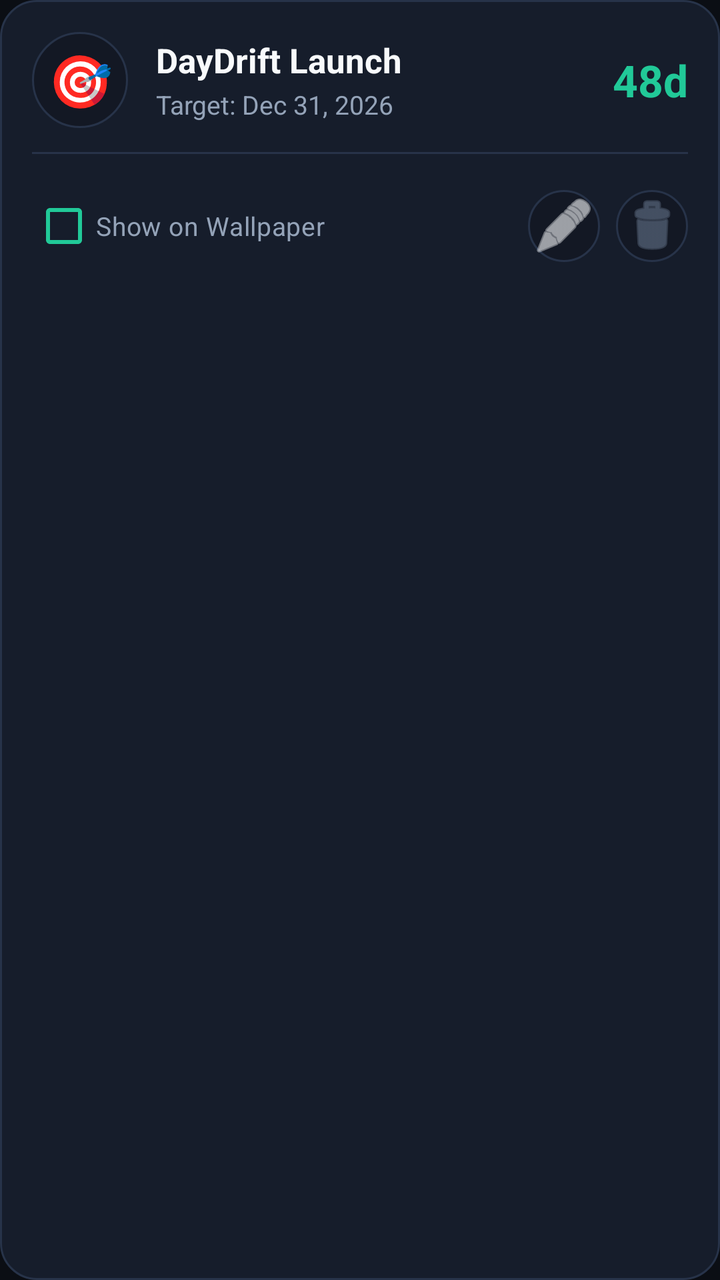
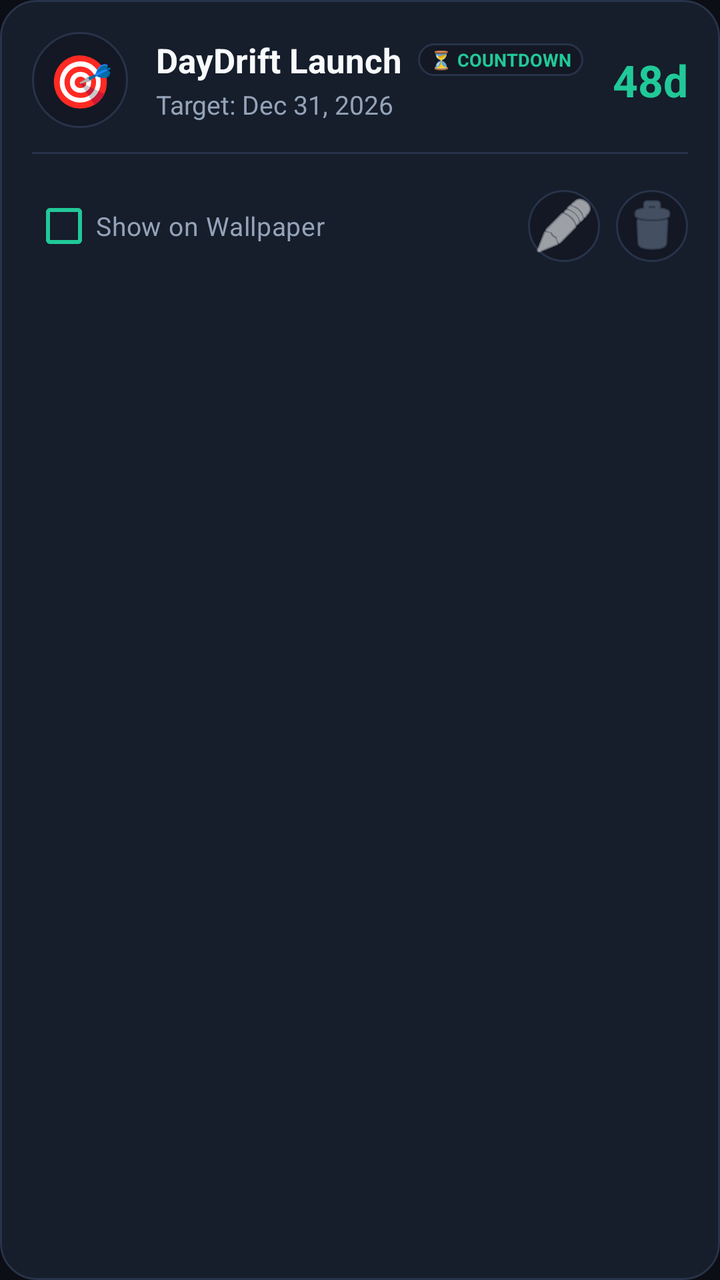

Compare the two renders of this Android layout. The source of the first and the diff that turns it into the second are given below.
<!-- AndroidManifest.xml: application theme Theme.DayDrift -->
<!-- res/layout/item_counter.xml -->
<?xml version="1.0" encoding="utf-8"?>
<LinearLayout xmlns:android="http://schemas.android.com/apk/res/android"
    xmlns:app="http://schemas.android.com/apk/res-auto"
    android:layout_width="match_parent"
    android:layout_height="wrap_content"
    android:orientation="vertical"
    android:background="@drawable/bg_card"
    android:padding="16dp"
    android:layout_marginBottom="12dp">

    <LinearLayout
        android:layout_width="match_parent"
        android:layout_height="wrap_content"
        android:orientation="horizontal"
        android:gravity="center_vertical">

        <TextView
            android:id="@+id/itemEmoji"
            android:layout_width="48dp"
            android:layout_height="48dp"
            android:text="🎯"
            android:textSize="26sp"
            android:gravity="center"
            android:background="@drawable/bg_pill" />

        <LinearLayout
            android:layout_width="0dp"
            android:layout_height="wrap_content"
            android:layout_weight="1"
            android:orientation="vertical"
            android:layout_marginStart="14dp">

            <TextView
                android:id="@+id/itemTitle"
                android:layout_width="wrap_content"
                android:layout_height="wrap_content"
                android:text="DayDrift Launch"
                android:textColor="@color/text_primary"
                android:textSize="17sp"
                android:textStyle="bold" />

            <TextView
                android:id="@+id/itemTargetDate"
                android:layout_width="wrap_content"
                android:layout_height="wrap_content"
                android:text="Target: Dec 31, 2026"
                android:textColor="@color/text_secondary"
                android:textSize="13sp"
                android:layout_marginTop="2dp" />
        </LinearLayout>

        <TextView
            android:id="@+id/itemRemaining"
            android:layout_width="wrap_content"
            android:layout_height="wrap_content"
            android:text="48d"
            android:textColor="@color/primary"
            android:textSize="22sp"
            android:textStyle="bold" />
    </LinearLayout>

    <View
        android:layout_width="match_parent"
        android:layout_height="1dp"
        android:background="@color/border_card"
        android:layout_marginTop="12dp"
        android:layout_marginBottom="12dp" />

    <LinearLayout
        android:layout_width="match_parent"
        android:layout_height="wrap_content"
        android:orientation="horizontal"
        android:gravity="center_vertical">

        <com.google.android.material.checkbox.MaterialCheckBox
            android:id="@+id/checkShowOnWallpaper"
            android:layout_width="wrap_content"
            android:layout_height="wrap_content"
            android:text="Show on Wallpaper"
            android:textColor="@color/text_secondary"
            android:textSize="13sp"
            app:buttonTint="@color/primary" />

        <View
            android:layout_width="0dp"
            android:layout_height="0dp"
            android:layout_weight="1" />

        <ImageButton
            android:id="@+id/btnEdit"
            android:layout_width="36dp"
            android:layout_height="36dp"
            android:background="@drawable/bg_pill"
            android:src="@android:drawable/ic_menu_edit"
            app:tint="@color/text_primary"
            android:layout_marginEnd="8dp" />

        <ImageButton
            android:id="@+id/btnDelete"
            android:layout_width="36dp"
            android:layout_height="36dp"
            android:background="@drawable/bg_pill"
            android:src="@android:drawable/ic_menu_delete"
            app:tint="@color/text_muted" />
    </LinearLayout>
</LinearLayout>
<!-- resources referenced by this layout -->
<resources>
  <color name="border_card">#273349</color>
  <color name="primary">#21C998</color>
  <color name="text_muted">#64748B</color>
  <color name="text_primary">#F8FAFC</color>
  <color name="text_secondary">#94A3B8</color>
  <!-- drawable bg_card (drawable) -->
  <?xml version="1.0" encoding="utf-8"?>
  <shape xmlns:android="http://schemas.android.com/apk/res/android"
      android:shape="rectangle">
      <solid android:color="@color/bg_surface_card" />
      <stroke android:width="1dp" android:color="@color/border_card" />
      <corners android:radius="18dp" />
  </shape>
  <!-- drawable bg_pill (drawable) -->
  <?xml version="1.0" encoding="utf-8"?>
  <shape xmlns:android="http://schemas.android.com/apk/res/android"
      android:shape="rectangle">
      <solid android:color="@color/bg_surface" />
      <stroke android:width="1dp" android:color="@color/border_card" />
      <corners android:radius="24dp" />
  </shape>
  <style name="Theme.DayDrift" parent="Theme.Material3.Dark.NoActionBar">
          <item name="colorPrimary">@color/primary</item>
          <item name="colorPrimaryVariant">@color/primary_variant</item>
          <item name="colorSecondary">@color/secondary</item>
          <item name="colorSecondaryVariant">@color/secondary_variant</item>
          <item name="android:windowBackground">@color/bg_dark</item>
          <item name="android:colorBackground">@color/bg_dark</item>
          <item name="colorSurface">@color/bg_surface</item>
          <item name="colorSurfaceVariant">@color/bg_surface_card</item>
          <item name="colorOnSurface">@color/text_primary</item>
          <item name="colorOnPrimary">@color/bg_dark</item>
          <item name="android:statusBarColor">@color/bg_dark</item>
          <item name="android:navigationBarColor">@color/bg_dark</item>
          <item name="android:windowLightStatusBar">false</item>
          <item name="android:windowAnimationStyle">@style/DayDriftAnimation.Activity</item>
      </style>
  <color name="bg_surface_card">#161D2B</color>
  <color name="bg_surface">#131824</color>
  <color name="primary_variant">#16A37A</color>
  <color name="secondary">#6366F1</color>
  <color name="secondary_variant">#4F46E5</color>
  <color name="bg_dark">#0B0E14</color>
  <style name="DayDriftAnimation.Activity" parent="@android:style/Animation.Activity">
          <item name="android:activityOpenEnterAnimation">@anim/slide_in_right</item>
          <item name="android:activityOpenExitAnimation">@anim/slide_out_left</item>
          <item name="android:activityCloseEnterAnimation">@anim/slide_in_left</item>
          <item name="android:activityCloseExitAnimation">@anim/slide_out_right</item>
      </style>
</resources>

<!-- the commit's change to res/layout/item_counter.xml (unified diff, before → after) -->
@@ -30,14 +30,36 @@
             android:orientation="vertical"
             android:layout_marginStart="14dp">
 
-            <TextView
-                android:id="@+id/itemTitle"
+            <LinearLayout
                 android:layout_width="wrap_content"
                 android:layout_height="wrap_content"
-                android:text="DayDrift Launch"
-                android:textColor="@color/text_primary"
-                android:textSize="17sp"
-                android:textStyle="bold" />
+                android:orientation="horizontal"
+                android:gravity="center_vertical">
+
+                <TextView
+                    android:id="@+id/itemTitle"
+                    android:layout_width="wrap_content"
+                    android:layout_height="wrap_content"
+                    android:text="DayDrift Launch"
+                    android:textColor="@color/text_primary"
+                    android:textSize="17sp"
+                    android:textStyle="bold" />
+
+                <TextView
+                    android:id="@+id/itemModeBadge"
+                    android:layout_width="wrap_content"
+                    android:layout_height="wrap_content"
+                    android:text="⏳ COUNTDOWN"
+                    android:textSize="9sp"
+                    android:textStyle="bold"
+                    android:textColor="@color/primary"
+                    android:background="@drawable/bg_pill"
+                    android:paddingStart="6dp"
+                    android:paddingEnd="6dp"
+                    android:paddingTop="2dp"
+                    android:paddingBottom="2dp"
+                    android:layout_marginStart="8dp" />
+            </LinearLayout>
 
             <TextView
                 android:id="@+id/itemTargetDate"
